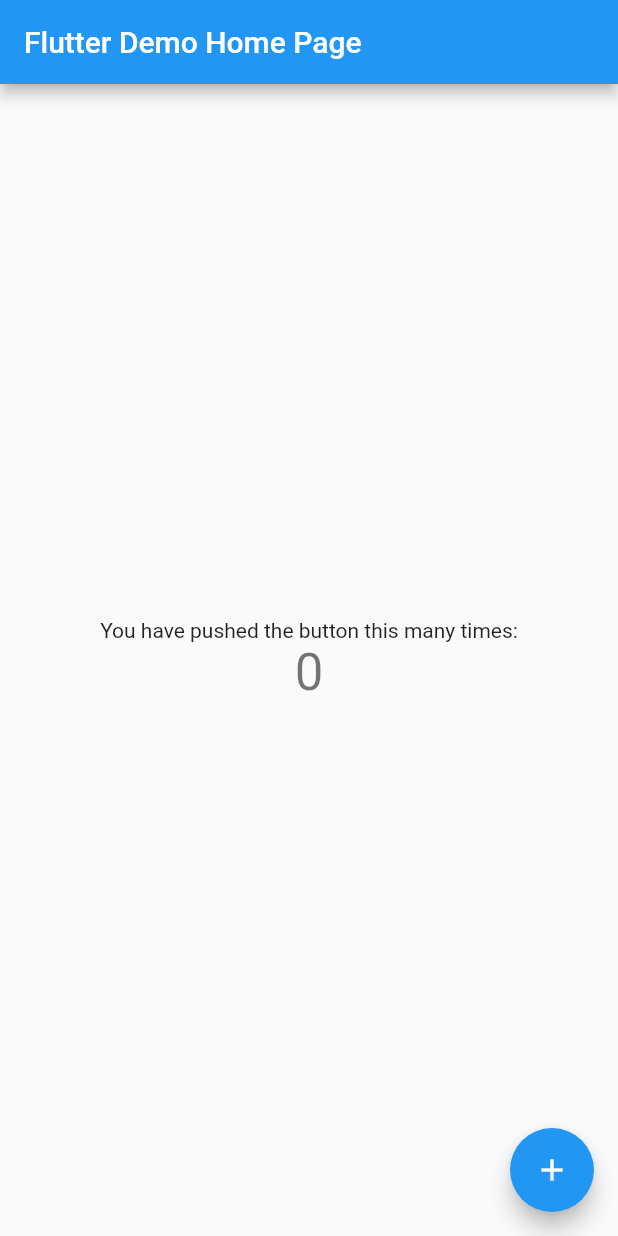
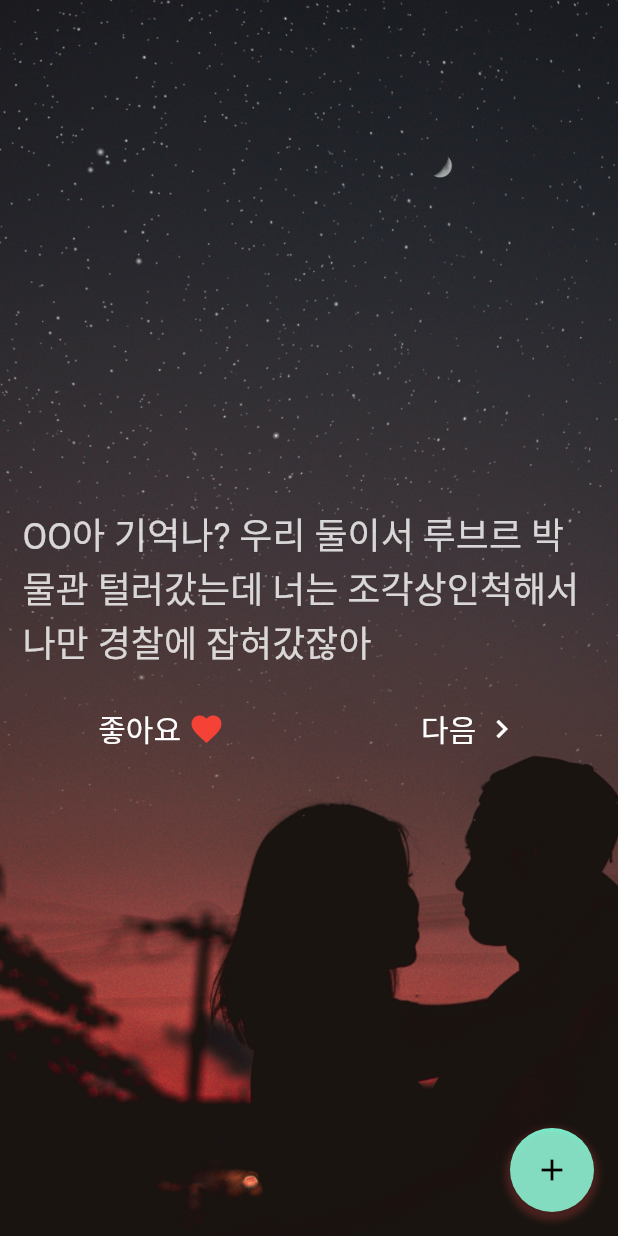
Before and after one commit to ghdl023/JJ, a Flutter app: the screen it shows after launch, on a phone screen of 412 x 824 dp. Run offline on Flutter 3.47's test engine with Material 2 defaults, Android fonts, the phone set to English and light mode, and no system bars.

Commit message:
디자인 레이아웃 커밋

```diff
--- a/lib/main.dart
+++ b/lib/main.dart
@@ -9,56 +9,124 @@ class MyApp extends StatelessWidget {
   @override
   Widget build(BuildContext context) {
     return MaterialApp(
-      title: 'Flutter Demo',
+      title: 'JJ Wiki',
       theme: ThemeData(
         primarySwatch: Colors.blue,
       ),
-      home: const MyHomePage(title: 'Flutter Demo Home Page'),
+      home: const MyHomePage(),
     );
   }
 }
 
 class MyHomePage extends StatefulWidget {
-  const MyHomePage({Key? key, required this.title}) : super(key: key);
-  final String title;
+  const MyHomePage({ Key? key }) : super(key: key);
 
   @override
   State<MyHomePage> createState() => _MyHomePageState();
 }
 
 class _MyHomePageState extends State<MyHomePage> {
-  int _counter = 0;
-
-  void _incrementCounter() {
-    setState(() {
-      _counter++;
-    });
-  }
-
   @override
   Widget build(BuildContext context) {
     return Scaffold(
-      appBar: AppBar(
-        title: Text(widget.title),
+      // appBar: AppBar(
+      //   title: Text(""),
+      // ),
+      body: Container(
+        decoration: BoxDecoration(
+          image: DecorationImage(
+            image: AssetImage("assets/images/bg.jpg"),
+            fit: BoxFit.cover,
           ),
-      body: Center(
+        ),
+        child: Center(
           child: Column(
             mainAxisAlignment: MainAxisAlignment.center,
             children: <Widget>[
-            const Text(
-              'You have pushed the button this many times:',
+              Container(
+                  padding: EdgeInsets.all(15.0),
+                  child: Text(
+                      "OO아 기억나? 우리 둘이서 루브르 박물관 털러갔는데 너는 조각상인척해서 나만 경찰에 잡혀갔잖아",
+                    style: TextStyle(
+                      fontSize: 24.0,
+                      color: Colors.white.withOpacity(0.8),
                     ),
-            Text(
-              '$_counter',
-              style: Theme.of(context).textTheme.headline4,
+                  ),
+              ),
+              SizedBox(
+                height:10.0,
+              ),
+              Row(
+                mainAxisAlignment: MainAxisAlignment.spaceAround,
+                children: [
+                  Row(
+                    mainAxisAlignment: MainAxisAlignment.center,
+                    children: [
+                      Text("좋아요",
+                        style: TextStyle(
+                          fontSize: 20.0,
+                          color: Colors.white,
+                        ),
+                      ),
+                      SizedBox(
+                        width: 5.0,
+                      ),
+                      Icon(
+                        Icons.favorite,
+                        color: Colors.red,
+                        size: 24.0,
+                        semanticLabel: 'Text to announce in accessibility modes',
+                      ),
+                    ],
+                  ),
+                  Row(
+                    mainAxisAlignment: MainAxisAlignment.center,
+                    children: [
+                      Text("다음",
+                        style: TextStyle(
+                          fontSize: 20.0,
+                          color: Colors.white,
+                        ),
+                      ),
+                      SizedBox(
+                        width: 5.0,
+                      ),
+                      Icon(
+                        Icons.navigate_next,
+                        color: Colors.white,
+                        size: 24.0,
+                        semanticLabel: 'Text to announce in accessibility modes',
+                      ),
+                    ],
+                  ),
+                ],
               ),
             ],
           ),
         ),
+      ),
       floatingActionButton: FloatingActionButton(
-        onPressed: _incrementCounter,
-        tooltip: 'Increment',
-        child: const Icon(Icons.add),
+        onPressed: () {},
+        elevation: 0,
+        child: Container(
+          height: 70,
+          width: 70,
+          decoration: BoxDecoration(
+            color: Colors.transparent,
+            borderRadius: BorderRadius.all(Radius.circular(50)),
+            boxShadow: [
+              BoxShadow(
+                color: Colors.redAccent.withOpacity(0.2),
+                spreadRadius: 3,
+                blurRadius: 3,
+                offset: Offset(0, 3),
+              ),
+            ],
+          ),
+          child: Icon(Icons.add),
+        ),
+        backgroundColor: Colors.tealAccent,
+        foregroundColor: Colors.black,
       ),
     );
   }
```
Also changed, not shown: pubspec.yaml (+3 -65 lines), assets/images/bg.jpg (added). Lines whose indentation alone changed are shown as unchanged.
